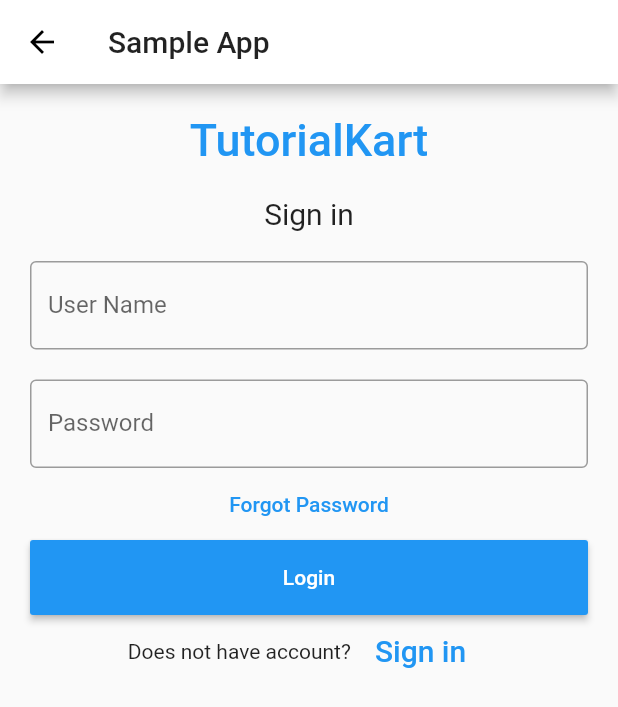
After one commit to tienjtran/customer_cheapee, a Flutter app: the SignupScreen screen opened by its route, on a phone screen of 412 x 824 dp. The commit adds this screen. Shown: the top 707 px of the screen. Run offline on Flutter 3.47's test engine with Material 2 defaults, Android fonts, the phone set to English and light mode, and no system bars; our stand-ins replace cloud_firestore, firebase_auth, firebase_core, firebase_messaging, firebase_storage, flutter_icons and 6 more; missing offline and left inert: flutter_config; accounts and stored records are empty.

```diff
--- /dev/null
+++ b/lib/inputs/signup_view_dataset.dart
@@ -0,0 +1,7 @@
+class SignupDataset {
+  final String name;
+  final int age;
+  final String phoneNumber;
+
+  SignupDataset(this.name, this.age, this.phoneNumber);
+}
--- a/lib/views/app.dart
+++ b/lib/views/app.dart
@@ -3,6 +3,7 @@ import 'package:customer_cheapee/views/ui/login.dart';
 import 'package:customer_cheapee/views/ui/order.dart';
 import 'package:customer_cheapee/views/ui/productDetail.dart';
 import 'package:customer_cheapee/views/ui/searchByCategory.dart';
+import 'package:customer_cheapee/views/ui/signup.dart';
 import 'package:customer_cheapee/views/ui/storeDetail.dart';
 import 'package:customer_cheapee/views/ui/viewOrder.dart';
 import 'package:customer_cheapee/views/ui/viewprofile.dart';
@@ -55,6 +56,7 @@ class CustomerCheapee extends StatelessWidget {
               NamedRoutes.storeDetailRoute: (context) => StoreDetailScreen(),
               NamedRoutes.searchByCategory: (context) =>
                   SearchByCategoryScreen(),
+              NamedRoutes.signUp: (context) => SignupScreen(),
             },
           );
         }
--- /dev/null
+++ b/lib/views/ui/signup.dart
@@ -0,0 +1,101 @@
+import 'package:flutter/material.dart';
+
+class SignupScreen extends StatefulWidget {
+  @override
+  _State createState() => _State();
+}
+
+class _State extends State<SignupScreen> {
+  TextEditingController nameController = TextEditingController();
+  TextEditingController passwordController = TextEditingController();
+
+  @override
+  Widget build(BuildContext context) {
+    return Scaffold(
+      appBar: AppBar(
+        title: Text('Sample App'),
+      ),
+      body: Padding(
+        padding: EdgeInsets.all(10),
+        child: ListView(
+          children: <Widget>[
+            Container(
+                alignment: Alignment.center,
+                padding: EdgeInsets.all(10),
+                child: Text(
+                  'TutorialKart',
+                  style: TextStyle(
+                      color: Colors.blue,
+                      fontWeight: FontWeight.w500,
+                      fontSize: 30),
+                )),
+            Container(
+                alignment: Alignment.center,
+                padding: EdgeInsets.all(10),
+                child: Text(
+                  'Sign in',
+                  style: TextStyle(fontSize: 20),
+                )),
+            Container(
+              padding: EdgeInsets.all(10),
+              child: TextField(
+                controller: nameController,
+                decoration: InputDecoration(
+                  border: OutlineInputBorder(),
+                  labelText: 'User Name',
+                ),
+              ),
+            ),
+            Container(
+              padding: EdgeInsets.fromLTRB(10, 10, 10, 0),
+              child: TextField(
+                obscureText: true,
+                controller: passwordController,
+                decoration: InputDecoration(
+                  border: OutlineInputBorder(),
+                  labelText: 'Password',
+                ),
+              ),
+            ),
+            FlatButton(
+              onPressed: () {
+                //forgot password screen
+              },
+              textColor: Colors.blue,
+              child: Text('Forgot Password'),
+            ),
+            Container(
+                height: 50,
+                padding: EdgeInsets.fromLTRB(10, 0, 10, 0),
+                child: RaisedButton(
+                  textColor: Colors.white,
+                  color: Colors.blue,
+                  child: Text('Login'),
+                  onPressed: () {
+                    print(nameController.text);
+                    print(passwordController.text);
+                  },
+                )),
+            Container(
+                child: Row(
+              children: <Widget>[
+                Text('Does not have account?'),
+                FlatButton(
+                  textColor: Colors.blue,
+                  child: Text(
+                    'Sign in',
+                    style: TextStyle(fontSize: 20),
+                  ),
+                  onPressed: () {
+                    //signup screen
+                  },
+                )
+              ],
+              mainAxisAlignment: MainAxisAlignment.center,
+            ))
+          ],
+        ),
+      ),
+    );
+  }
+}
--- a/lib/views/utils/constants.dart
+++ b/lib/views/utils/constants.dart
@@ -92,6 +92,8 @@ class NamedRoutes {
   static const String storeDetailRoute = '/storeDetail';
 
   static const String searchByCategory = '/searchByCategory';
+
+  static const String signUp = '/signUp';
 }
 
 class ConfigKeyConstants {
@@ -196,3 +198,9 @@ class Process {
   static const int orderHistory = 3;
   static const int canceled = 4;
 }
+
+class StatusCodes {
+  static const int ok = 200;
+
+  static const int notFound = 404;
+}
```
Also changed, not shown: lib/presenters/signin_presenter.dart (added, +27 -0 lines), lib/viewmodels/login_model.dart (added, +31 -0 lines), lib/views/ui/login.dart (+37 -8 lines).
